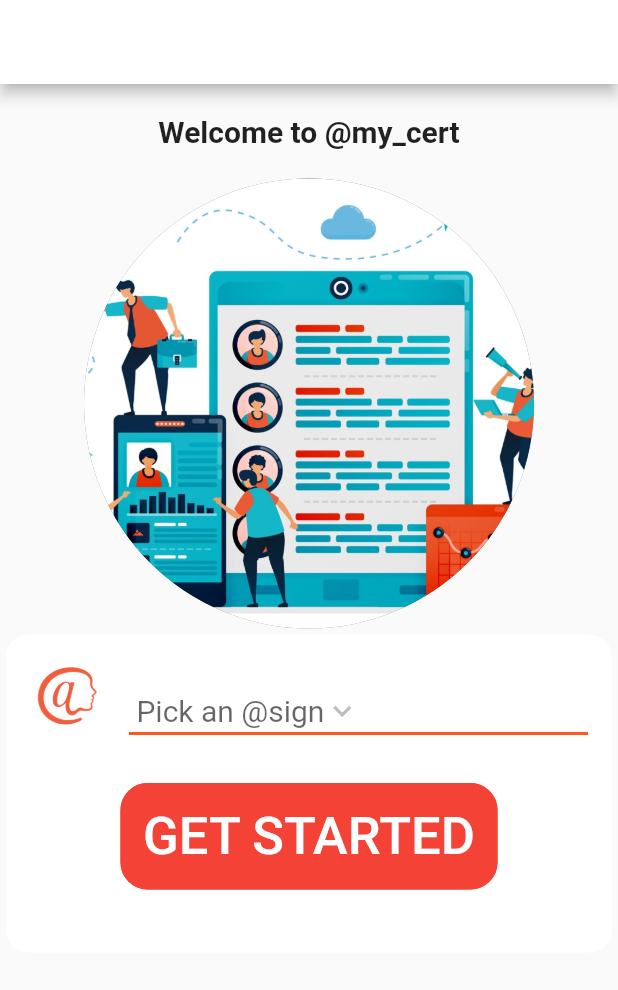
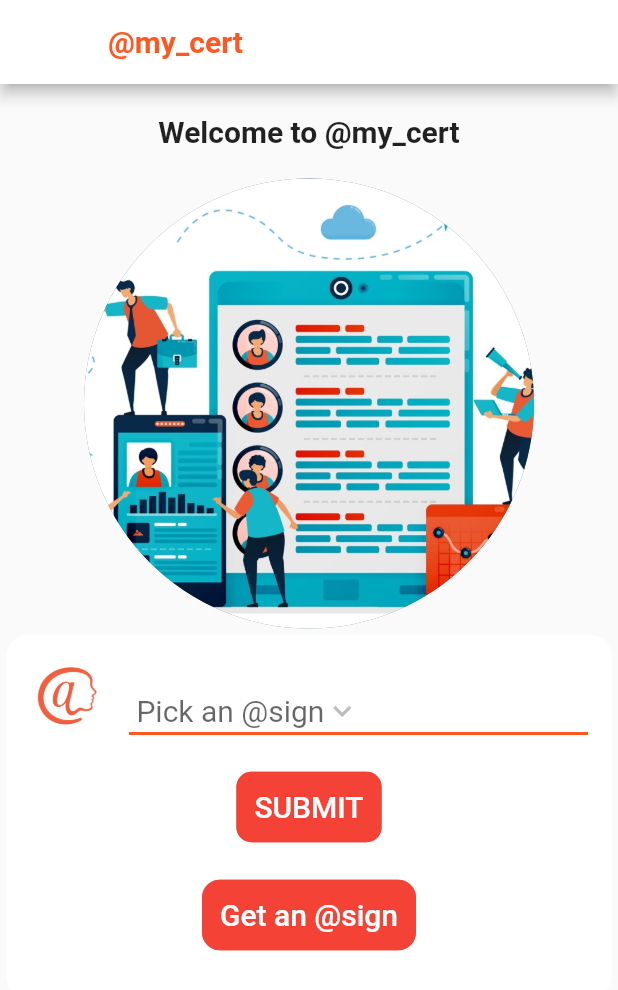
Before and after one commit to dzzirima/myCert, a Flutter app: the LoginScreen screen opened by its route, on a phone screen of 412 x 824 dp. Shown: the top 990 px of the screen. Run offline on Flutter 3.47's test engine with Material 2 defaults, Android fonts, the phone set to English and light mode, and no system bars; our stand-ins replace focused_menu, google_fonts; missing offline and left inert: at_demo_data, flutter_document_picker; Roboto replaces fonts that are missing (lobster).

Commit message:
fully merged

```diff
--- a/lib/screens/LoginScreen.dart
+++ b/lib/screens/LoginScreen.dart
@@ -1,9 +1,11 @@
+
 import 'dart:ui';
 import 'package:flutter/material.dart';
 import 'package:flutter/widgets.dart';
-
+import 'package:my_cert/screens/GettingStartedScreen.dart';
 import 'package:at_demo_data/at_demo_data.dart' as at_demo_data;
 import 'package:my_cert/nav/Nav.dart';
+import 'package:url_launcher/url_launcher.dart';
 
 String atSign;
 
@@ -16,10 +18,31 @@ class LoginScreen extends StatefulWidget {
 class _LoginScreenState extends State<LoginScreen> {
   bool showSpinner = false;
   // ServerDemoService _serverDemoService = ServerDemoService.getInstance();
+  Future<bool> _onWillPop() async {
+    return (await showDialog(
+      context: context,
+      builder: (context) => new AlertDialog(
+        title: new Text('Are you sure?'),
+        content: new Text('Do you want to exit @my_cert'),
+        actions: <Widget>[
+          TextButton(
+            onPressed: () => Navigator.of(context).pop(false),
+            child: new Text('No'),
+          ),
+          TextButton(
+            onPressed: () => Navigator.of(context).pop(true),
+            child: new Text('Yes'),
+          ),
+        ],
+      ),
+    )) ?? false;
+  }
 
   @override
   Widget build(BuildContext context) {
-    return Scaffold(
+    return new WillPopScope(
+      onWillPop: _onWillPop,
+      child: new Scaffold(
         appBar: AppBar(
           backgroundColor: Colors.white,
           title: Text(
@@ -27,6 +50,7 @@ class _LoginScreenState extends State<LoginScreen> {
             style: TextStyle(
               fontSize: 20,
               fontWeight: FontWeight.bold,
+              color: Colors.deepOrange,
             ),
           ),
         ),
@@ -59,7 +83,7 @@ class _LoginScreenState extends State<LoginScreen> {
 
                 Container(
                   width: 501,
-                height: 220,
+                  height: 250,
                   child: Card(
                     shape: RoundedRectangleBorder(
                       borderRadius: BorderRadius.circular(15.0),
@@ -114,27 +138,51 @@ class _LoginScreenState extends State<LoginScreen> {
                           ),
                         ),
                         Container(
-                        margin: EdgeInsets.all(20),
+                          margin: EdgeInsets.all(12),
                           child: TextButton(
                               child: Text(
-                                "Get started".toUpperCase(),
+                                  "Submit".toUpperCase(),
                                   style: TextStyle(
-                                  fontSize: 35,
+                                    fontSize: 20,
                                     color: Colors.white,
                                   )
                               ),
                               style: ButtonStyle(
-                                padding: MaterialStateProperty.all<EdgeInsets>(EdgeInsets.all(15)),
+                                  padding: MaterialStateProperty.all<EdgeInsets>(EdgeInsets.all(12)),
                                   foregroundColor: MaterialStateProperty.all<Color>(Colors.red),
                                   backgroundColor: MaterialStateProperty.all<Color>(Colors.red),
                                   shape: MaterialStateProperty.all<RoundedRectangleBorder>(
                                       RoundedRectangleBorder(
-                                        borderRadius: BorderRadius.circular(18.0),
+                                          borderRadius: BorderRadius.circular(10.0),
                                           side: BorderSide(color: Colors.red)
                                       )
                                   )
                               ),
                               onPressed: _login
+                          ),
+                        ),
+                        Container(
+                          margin: EdgeInsets.all(12),
+                          child: TextButton(
+                              child: Text(
+                                  "Get an @sign",
+                                  style: TextStyle(
+                                    fontSize: 20,
+                                    color: Colors.white,
+                                  )
+                              ),
+                              style: ButtonStyle(
+                                  padding: MaterialStateProperty.all<EdgeInsets>(EdgeInsets.all(12)),
+                                  foregroundColor: MaterialStateProperty.all<Color>(Colors.red),
+                                  backgroundColor: MaterialStateProperty.all<Color>(Colors.red),
+                                  shape: MaterialStateProperty.all<RoundedRectangleBorder>(
+                                      RoundedRectangleBorder(
+                                          borderRadius: BorderRadius.circular(12.0),
+                                          side: BorderSide(color: Colors.red)
+                                      )
+                                  )
+                              ),
+                              onPressed:_launchURL
                           ),
                         ),
                       ],
@@ -145,16 +193,32 @@ class _LoginScreenState extends State<LoginScreen> {
             ),
           ),
         ),
+      ),
     );
   }
 
   // TODO: Write _login method
   /// Use onboard() to authenticate via PKAM public/private keys.
   _login() async {
-    print("mkjdkjf");
+    print("welcome to my_cert");
+    if (atSign != null) {
+      FocusScope.of(context).unfocus();
+      setState(() {
+        showSpinner = true;
         Navigator.pushReplacementNamed(context, Nav.id);
+      });
+    }
 
   }
+  _launchURL() async {
+    const url = 'https://atsign.com/get-an-sign/';
+    if (await canLaunch(url)) {
+      await launch(url);
+    } else {
+      throw 'Could not launch $url';
+    }
+  }
+
 
 //   FocusScope.of(context).unfocus();
 //   setState(() {
--- a/pubspec.yaml
+++ b/pubspec.yaml
@@ -21,6 +21,7 @@ environment:
   sdk: ">=2.7.0 <3.0.0"
 
 dependencies:
+  url_launcher: ^5.7.10
   flutter:
     sdk: flutter
 
```
Also changed, not shown: lib/nav/Nav.dart (+8 -3 lines), lib/screens/AlertsScreen.dart (+97 -3 lines), lib/screens/revokepaged.dart (added, +45 -0 lines), pubspec.lock. Lines whose indentation alone changed are shown as unchanged.
